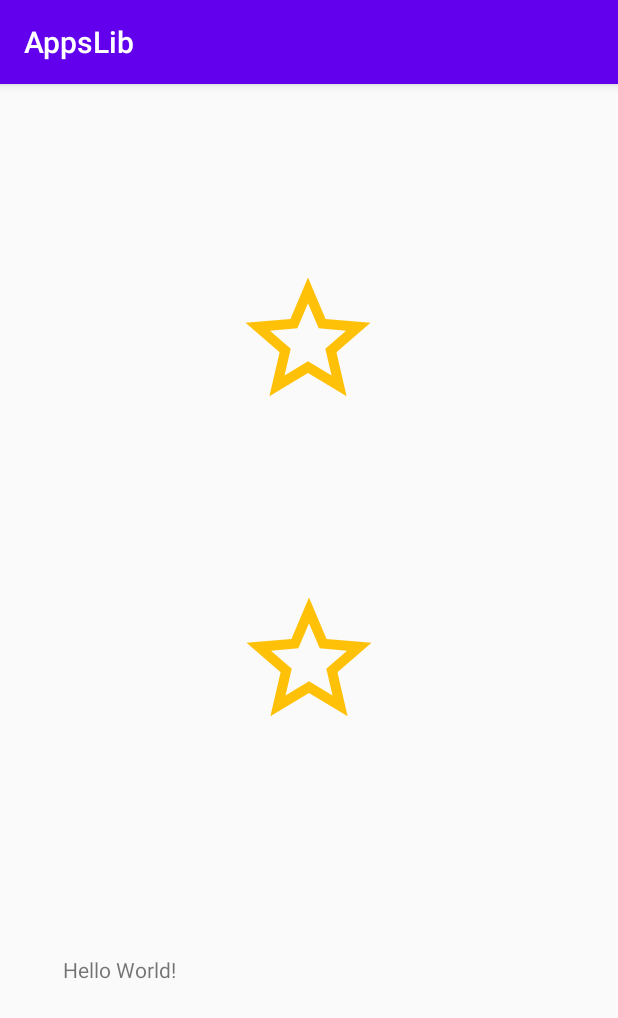
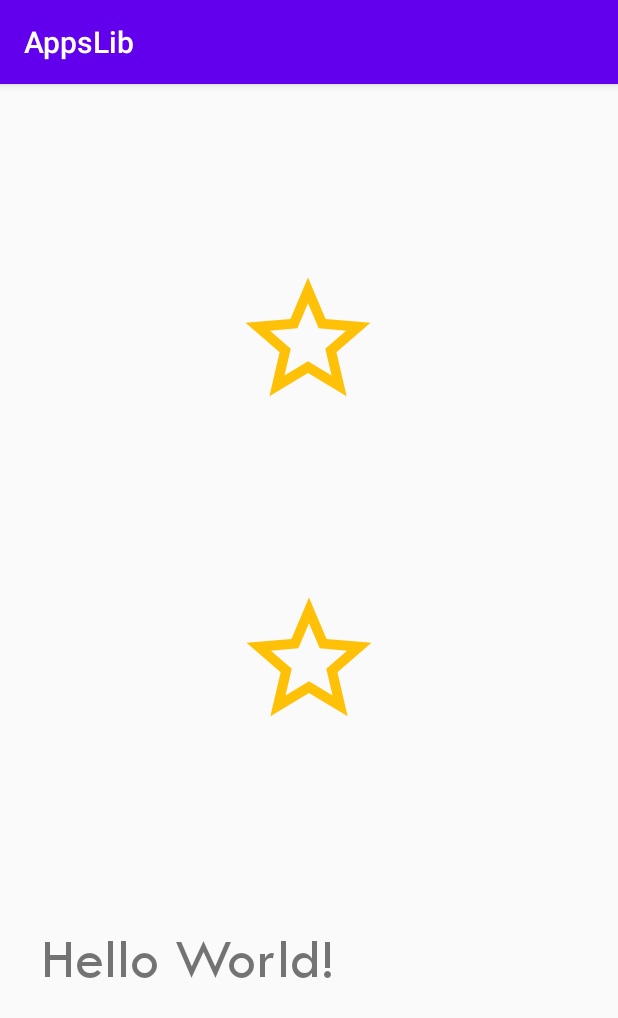
Before and after one commit to mintosapps/appslibs, an Android app: the screen it shows after launch (MainActivity), on a phone screen of 412 x 824 dp. Shown: the top 1018 px of the screen. Run offline under Robolectric (Android 15) with nearby library versions, the phone set to English and light mode, and no system bars.

```diff
--- a/app/src/main/res/layout/activity_main.xml
+++ b/app/src/main/res/layout/activity_main.xml
@@ -6,10 +6,13 @@
     android:layout_height="match_parent"
     tools:context=".MainActivity">
 
-    <TextView
+    <com.spearmintapps.library.CustomFontTextView
         android:layout_width="wrap_content"
         android:layout_height="wrap_content"
         android:text="Hello World!"
+        android:textSize="38sp"
+        android:textStyle="bold"
+        app:customFont="developed.TTF"
         app:layout_constraintBottom_toBottomOf="parent"
         app:layout_constraintHorizontal_bias="0.125"
         app:layout_constraintLeft_toLeftOf="parent"
@@ -22,13 +25,13 @@
         android:layout_width="200dp"
         android:layout_height="200dp"
         android:padding="50dp"
+        app:deaktivate_uncheck="true"
         app:layout_constraintBottom_toBottomOf="parent"
         app:layout_constraintEnd_toEndOf="parent"
         app:layout_constraintStart_toStartOf="parent"
         app:layout_constraintTop_toTopOf="parent"
         app:src_checked="@drawable/ic_star_black_24dp"
-        app:src_unchecked="@drawable/ic_star_border_black_24dp"
-        app:deaktivate_uncheck="true"/>
+        app:src_unchecked="@drawable/ic_star_border_black_24dp" />
 
     <com.spearmintapps.library.ToggleImageView
         android:id="@+id/toggleImageView_1"
--- /dev/null
+++ b/library/src/main/java/com/spearmintapps/library/CustomFontUtils.kt
@@ -0,0 +1,27 @@
+package com.spearmintapps.library
+
+import android.content.Context
+import android.graphics.Typeface
+import android.util.AttributeSet
+import android.widget.TextView
+
+/**
+ * Created by Bashar Asaad on 24/6/17.
+ */
+object CustomFontUtils {
+    fun applyCustomFont(customFontTextView: TextView, context: Context, attrs: AttributeSet?) {
+        val attributeArray = context.obtainStyledAttributes(
+            attrs,
+            R.styleable.CustomFontTextView
+        )
+        val fontName = attributeArray.getString(R.styleable.CustomFontTextView_customFont)
+        // check if a special textStyle was used (e.g. extra bold)
+        val customFont = selectTypeface(context, fontName)
+        customFontTextView.typeface = customFont
+        attributeArray.recycle()
+    }
+
+    private fun selectTypeface(context: Context, fontName: String?): Typeface? {
+        return FontCache.getTypeface(fontName, context)
+    }
+}
--- /dev/null
+++ b/library/src/main/java/com/spearmintapps/library/FontCache.kt
@@ -0,0 +1,23 @@
+package com.spearmintapps.library
+
+import android.content.Context
+import android.graphics.Typeface
+
+/**
+ * Created by Bashar Asaad on 24/6/17.
+ */
+object FontCache {
+    private val fontCache = HashMap<String?, Typeface?>()
+    fun getTypeface(fontname: String?, context: Context): Typeface? {
+        var typeface = fontCache[fontname]
+        if (typeface == null) {
+            typeface = try {
+                Typeface.createFromAsset(context.assets, fontname)
+            } catch (e: Exception) {
+                return null
+            }
+            fontCache[fontname] = typeface
+        }
+        return typeface
+    }
+}
--- a/library/src/main/res/values/attr.xml
+++ b/library/src/main/res/values/attr.xml
@@ -5,4 +5,8 @@
         <attr name="src_unchecked" format="reference" />
         <attr name="deaktivate_uncheck" format="boolean" />
     </declare-styleable>
+    <declare-styleable name="CustomFontTextView">
+        <attr name="customFont" format="string"/>
+        <attr name="textStyle" format="integer"/>
+    </declare-styleable>
 </resources>
```
Also changed, not shown: library/src/main/java/com/spearmintapps/library/CustomFontTextView.kt (added, +26 -0 lines), library/src/main/assets/akwal.ttf (added), library/src/main/assets/bar_up.ttf (added), library/src/main/assets/developed.TTF (added), library/src/main/assets/kateb_dark.ttf (added), library/src/main/assets/kateb_light.ttf (added).
